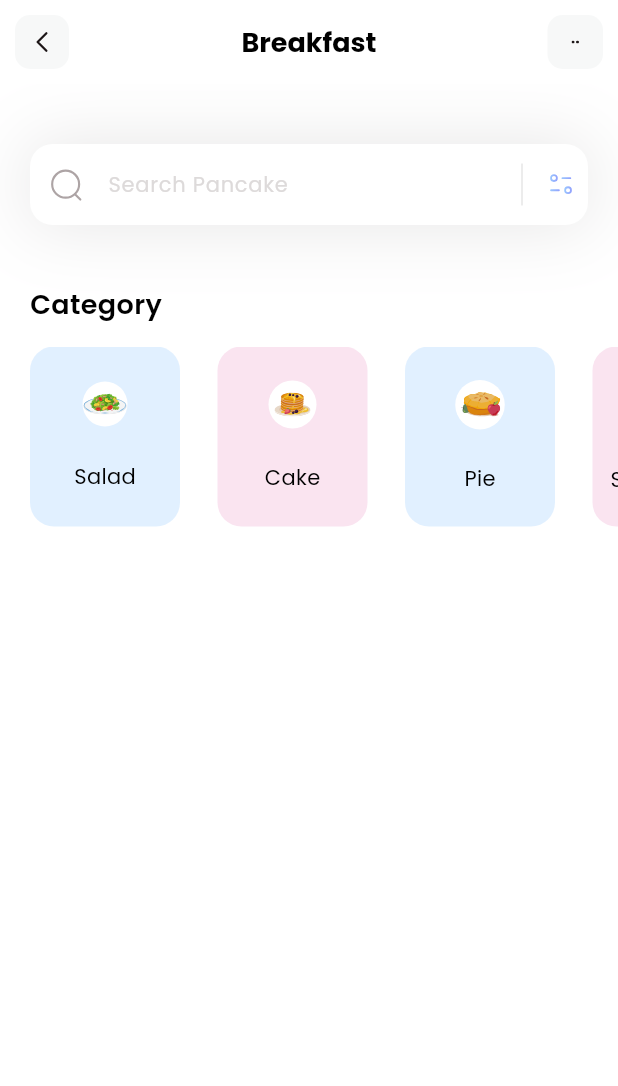
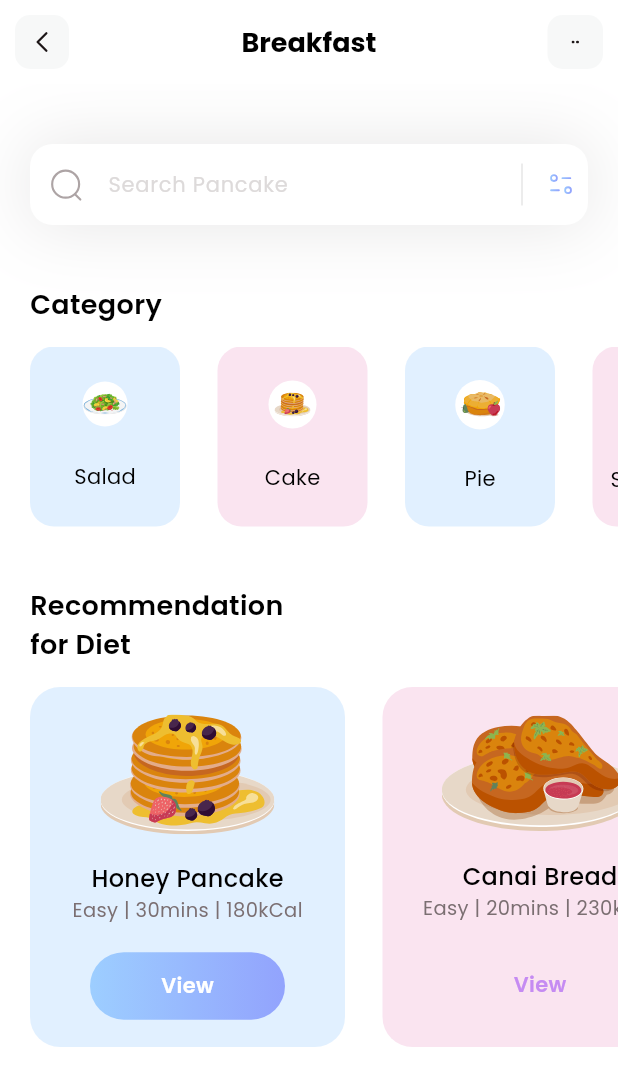
Before and after one commit to ethan-frot/Fitness-app, a Flutter app: the screen it shows after launch, on a phone screen of 412 x 824 dp. Shown: the top 1086 px of the screen. Run offline on Flutter 3.47's test engine with Material 3 defaults, Android fonts, the phone set to English and light mode, and no system bars; our stand-ins replace flutter_svg.

Commit message:
✨Add dietSection

```diff
--- /dev/null
+++ b/lib/models/diet_model.dart
@@ -0,0 +1,44 @@
+import 'package:flutter/material.dart';
+
+class DietModel {
+  String name;
+  String iconPath;
+  String level;
+  String duration;
+  String calorie;
+  Color boxColor;
+  bool viewIsSelected;
+
+  DietModel(
+      {required this.name,
+      required this.iconPath,
+      required this.level,
+      required this.duration,
+      required this.calorie,
+      required this.boxColor,
+      required this.viewIsSelected});
+
+  static List<DietModel> getDiets() {
+    List<DietModel> diets = [];
+
+    diets.add(DietModel(
+        name: 'Honey Pancake',
+        iconPath: 'assets/icons/honey-pancakes.svg',
+        level: 'Easy',
+        duration: '30mins',
+        calorie: '180kCal',
+        viewIsSelected: true,
+        boxColor: Color(0xff9DCEFF)));
+
+    diets.add(DietModel(
+        name: 'Canai Bread',
+        iconPath: 'assets/icons/canai-bread.svg',
+        level: 'Easy',
+        duration: '20mins',
+        calorie: '230kCal',
+        viewIsSelected: false,
+        boxColor: Color(0xffEEA4CE)));
+
+    return diets;
+  }
+}
--- a/lib/pages/home.dart
+++ b/lib/pages/home.dart
@@ -1,4 +1,5 @@
 import 'package:fitness_tuto/models/category_model.dart';
+import 'package:fitness_tuto/models/diet_model.dart';
 import 'package:flutter/material.dart';
 import 'package:flutter_svg/flutter_svg.dart';
 
@@ -11,14 +12,16 @@
 
 class _HomePageState extends State<HomePage> {
   List<CategoryModel> categories = [];
+  List<DietModel> diets = [];
 
-  void _getCategories() {
+  void _getInitialInfo() {
     categories = CategoryModel.getCategories();
+    diets = DietModel.getDiets();
   }
 
   @override
   Widget build(BuildContext context) {
-    _getCategories();
+    _getInitialInfo();
     return Scaffold(
         appBar: appBar(),
         backgroundColor: Colors.white,
@@ -29,9 +32,104 @@
             SizedBox(
               height: 40,
             ),
-            _categoriesSection()
+            _categoriesSection(),
+            SizedBox(
+              height: 40,
+            ),
+            _dietSection()
           ],
         ));
+  }
+
+  Column _dietSection() {
+    return Column(
+      crossAxisAlignment: CrossAxisAlignment.start,
+      children: [
+        const Padding(
+          padding: EdgeInsets.only(left: 20),
+          child: Text(
+            'Recommendation\nfor Diet',
+            style: TextStyle(
+                color: Colors.black, fontSize: 18, fontWeight: FontWeight.w600),
+          ),
+        ),
+        const SizedBox(
+          height: 15,
+        ),
+        Container(
+          height: 240,
+          child: ListView.separated(
+            itemBuilder: (context, index) {
+              return Container(
+                width: 210,
+                decoration: BoxDecoration(
+                    color: diets[index].boxColor.withOpacity(0.3),
+                    borderRadius: BorderRadius.circular(20)),
+                child: Column(
+                  mainAxisAlignment: MainAxisAlignment.spaceEvenly,
+                  children: [
+                    SvgPicture.asset(diets[index].iconPath),
+                    Column(
+                      children: [
+                        Text(
+                          diets[index].name,
+                          style: const TextStyle(
+                              fontWeight: FontWeight.w500,
+                              color: Colors.black,
+                              fontSize: 16),
+                        ),
+                        Text(
+                          diets[index].level +
+                              ' | ' +
+                              diets[index].duration +
+                              ' | ' +
+                              diets[index].calorie,
+                          style: const TextStyle(
+                              color: Color(0xff7B6F72),
+                              fontSize: 13,
+                              fontWeight: FontWeight.w400),
+                        ),
+                      ],
+                    ),
+                    Container(
+                      height: 45,
+                      width: 130,
+                      child: Center(
+                        child: Text(
+                          'View',
+                          style: TextStyle(
+                              color: diets[index].viewIsSelected
+                                  ? Colors.white
+                                  : const Color(0xffC58BF2),
+                              fontWeight: FontWeight.w600,
+                              fontSize: 14),
+                        ),
+                      ),
+                      decoration: BoxDecoration(
+                          gradient: LinearGradient(colors: [
+                            diets[index].viewIsSelected
+                                ? const Color(0xff9DCEFF)
+                                : Colors.transparent,
+                            diets[index].viewIsSelected
+                                ? const Color(0xff92A3FD)
+                                : Colors.transparent
+                          ]),
+                          borderRadius: BorderRadius.circular(50)),
+                    )
+                  ],
+                ),
+              );
+            },
+            separatorBuilder: (context, index) => const SizedBox(
+              width: 25,
+            ),
+            itemCount: diets.length,
+            scrollDirection: Axis.horizontal,
+            padding: const EdgeInsets.only(left: 20, right: 20),
+          ),
+        )
+      ],
+    );
   }
 
   Column _categoriesSection() {
```
Also changed, not shown: assets/icons/canai-bread.svg (added), assets/icons/honey-pancakes.svg (added).
